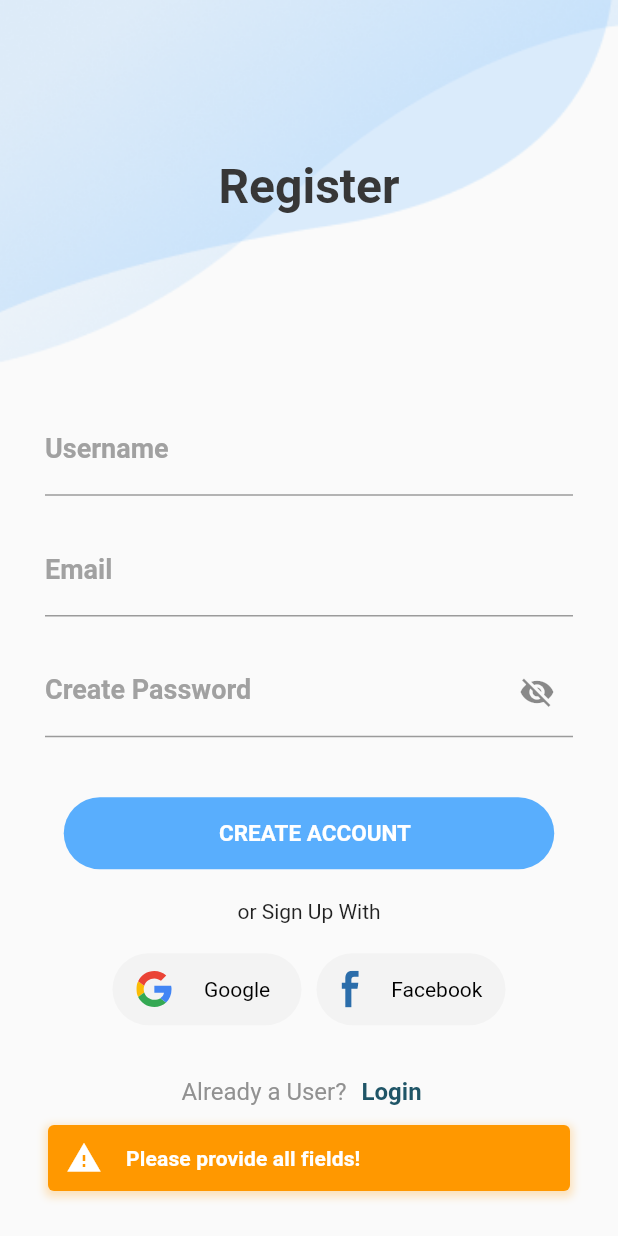
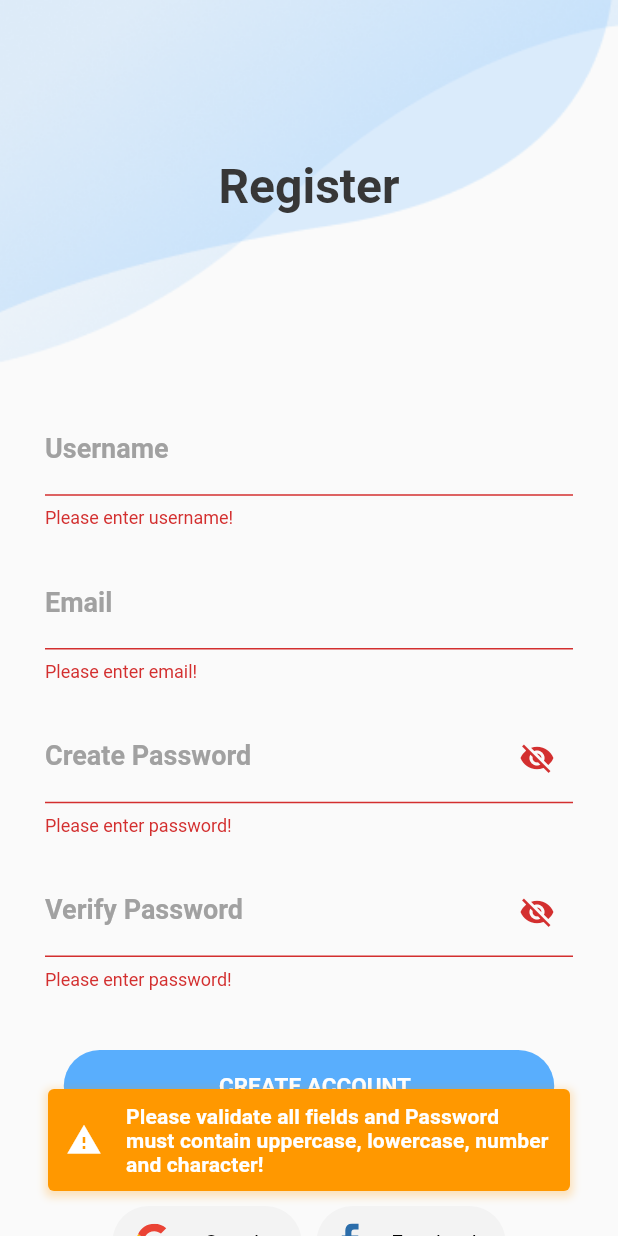
Before and after one commit to gautam232019/acadque_teacher, a Flutter app: the RegisterScreen screen opened by its route, after a tap on "CREATE ACCOUNT", on a phone screen of 412 x 824 dp. Run offline on Flutter 3.47's test engine with Material 2 defaults, Android fonts, the light colour scheme and no system bars; drawn by our look-alikes of oktoast; our stand-ins replace dio, firebase_auth, firebase_core, fl_chart, flutter_svg, get_storage and 5 more; missing offline and left inert: jwt_decode; accounts and stored records are empty; Roboto replaces fonts that are missing (Quicksand); project files that could hold a hidden picture were left out.

Commit message:
login and register added

```diff
--- a/lib/modules/login/login_state.dart
+++ b/lib/modules/login/login_state.dart
@@ -31,29 +31,10 @@ class LoginState extends BaseState {
     notifyListeners();
   }
 
-  // onSubmit(context) async {
-  //   setLoading(true);
-  //   if (formKey.currentState!.validate()) {
-  //     var data = {
-  //       "email": userName,
-  //       "password": password,
-  //     };
-  //     try {
-  //       final response = await dio.post("auth/login?user=teacher", data: data);
-  //       LocalStorageService()
-  //           .write(LocalStorageKeys.accessToken, response.data["data"]);
-
-  //       Navigator.pushReplacementNamed(context, '/splash');
-  //       // ignore: empty_catches
-  //     } catch (err) {}
-  //   }
-  //   setLoading(false);
-  // }
-
   String? token;
-
   onSubmit(context) async {
     if (formKey.currentState!.validate()) {
+      setLoading(true);
       try {
         final finalEmail = userName.replaceAll(' ', '');
         final response = await FirebaseAuth.instance
@@ -64,6 +45,7 @@ class LoginState extends BaseState {
           notifyListeners();
         }
         if (response.user!.emailVerified == false) {
+          response.user!.sendEmailVerification();
           ToastService().w("Please verify your email!");
           setLoading(false);
           return;
@@ -80,7 +62,6 @@ class LoginState extends BaseState {
         setLoading(false);
       }
     }
-    setLoading(false);
   }
 
   onFinalNativeSubmit(context) async {
@@ -89,9 +70,9 @@ class LoginState extends BaseState {
       String? name = LocalStorageService().read(LocalStorageKeys.userName);
 
       String? storedEmail = LocalStorageService().read(LocalStorageKeys.email);
-      if (storedEmail == finalEmail) {
+      if (storedEmail?.replaceAll(' ', '') == finalEmail.replaceAll(' ', '')) {
         final response = await dio.get(
-            "/auth/provider?user=student&provider=password&idToken=$token&name=$name");
+            "/auth/provider?user=teacher&provider=password&idToken=$token&name=$name");
         LocalStorageService()
             .write(LocalStorageKeys.accessToken, response.data["data"]);
         LocalStorageService().write(LocalStorageKeys.isNaviveProvider, "Yes");
@@ -99,7 +80,7 @@ class LoginState extends BaseState {
             context, '/welcome', (route) => false);
       } else {
         final response = await dio.get(
-            "/auth/provider?user=student&provider=password&idToken=$token");
+            "/auth/provider?user=teacher&provider=password&idToken=$token");
         LocalStorageService()
             .write(LocalStorageKeys.accessToken, response.data["data"]);
         LocalStorageService().write(LocalStorageKeys.isNaviveProvider, "Yes");
@@ -155,7 +136,7 @@ class LoginState extends BaseState {
             context, '/welcome', (route) => false);
       }
       setLoading(false);
-      // ignore: empty_catches
+      // ignore: empty_catches, unused_catch_clause
     } on DioError catch (err) {
       setLoading(false);
     }
--- a/lib/modules/profile/profile_state.dart
+++ b/lib/modules/profile/profile_state.dart
@@ -158,6 +158,9 @@ class ProfileState extends BaseState {
                 child: const Text('Ok'),
                 onPressed: () {
                   LocalStorageService().clear(LocalStorageKeys.accessToken);
+                  LocalStorageService().clear(LocalStorageKeys.email);
+                  LocalStorageService()
+                      .clear(LocalStorageKeys.isNaviveProvider);
                   Navigator.pushNamedAndRemoveUntil(
                       context, '/login', (route) => false);
                 },
--- a/lib/modules/register/register_screen.dart
+++ b/lib/modules/register/register_screen.dart
@@ -84,6 +84,11 @@ class RegisterScreen extends StatelessWidget {
                       validator: (val) {
                         if (val == null || val.isEmpty) {
                           return "Please enter email!";
+                        } else if (RegExp(
+                                    r"^[a-zA-Z0-9.a-zA-Z0-9.!#$%&'*+-/=?^_`{|}~]+@[a-zA-Z0-9]+\.[a-zA-Z]+")
+                                .hasMatch(val) ==
+                            false) {
+                          return "Plesae enter valid email";
                         }
                         return null;
                       },
@@ -112,6 +117,11 @@ class RegisterScreen extends StatelessWidget {
                       validator: (val) {
                         if (val == null || val.isEmpty) {
                           return "Please enter password!";
+                        } else if (RegExp(
+                                    "(?=.*\\d)(?=.*[a-z])(?=.*[A-Z])(?=.*\\W)")
+                                .hasMatch(val) ==
+                            false) {
+                          return "Password is week!";
                         }
                         return null;
                       },
@@ -123,6 +133,42 @@ class RegisterScreen extends StatelessWidget {
                             onTap: state.changeVisibility,
                           ),
                           labelText: "Create Password",
+                          hintText: '',
+                          hintStyle: const TextStyle(
+                              color: Colors.black,
+                              fontSize: 10,
+                              fontFamily: 'Roboto',
+                              fontWeight: FontWeight.bold),
+                          labelStyle: const TextStyle(
+                              color: Color(0xFFA1A1A1),
+                              fontFamily: 'Roboto',
+                              fontWeight: FontWeight.bold,
+                              fontSize: 18),
+                          border: const UnderlineInputBorder(
+                              borderSide: BorderSide(color: Colors.black)))),
+                ),
+                Padding(
+                  padding:
+                      const EdgeInsets.only(left: 30, right: 30, bottom: 20),
+                  child: TextFormField(
+                      obscureText: state.hideVerifyPassword,
+                      onChanged: state.onVerifyPasswordChange,
+                      validator: (val) {
+                        if (val == null || val.isEmpty) {
+                          return "Please enter password!";
+                        } else if (val != state.password) {
+                          return "Password does not match!";
+                        }
+                        return null;
+                      },
+                      decoration: InputDecoration(
+                          suffixIcon: InkWell(
+                            child: state.hideVerifyPassword
+                                ? const Icon(Icons.visibility_off)
+                                : const Icon(Icons.visibility),
+                            onTap: state.changeVerifyPasswordVisibility,
+                          ),
+                          labelText: "Verify Password",
                           hintText: '',
                           hintStyle: const TextStyle(
                               color: Colors.black,
@@ -193,7 +239,9 @@ class RegisterScreen extends StatelessWidget {
                   mainAxisAlignment: MainAxisAlignment.center,
                   children: [
                     GestureDetector(
-                      onTap: () {},
+                      onTap: () {
+                        state.onGoogleSignup(context);
+                      },
                       child: Container(
                         height: 48,
                         width: 126,
--- a/lib/modules/register/register_state.dart
+++ b/lib/modules/register/register_state.dart
@@ -13,9 +13,15 @@ class RegisterState extends BaseState {
   final GoogleSignIn _googleSignIn = GoogleSignIn();
 
   bool hidePassword = true;
+  bool hideVerifyPassword = true;
 
   changeVisibility() {
     hidePassword = !hidePassword;
+    notifyListeners();
+  }
+
+  changeVerifyPasswordVisibility() {
+    hideVerifyPassword = !hideVerifyPassword;
     notifyListeners();
   }
 
@@ -25,6 +31,13 @@ class RegisterState extends BaseState {
 
   onUserNameChange(val) {
     userName = val;
+    notifyListeners();
+  }
+
+  String verifyPassword = "";
+
+  onVerifyPasswordChange(val) {
+    verifyPassword = val;
     notifyListeners();
   }
 
@@ -38,43 +51,28 @@ class RegisterState extends BaseState {
     notifyListeners();
   }
 
-  // onSubmit(context) async {
-  //   setLoading(true);
-  //   if (formKey.currentState!.validate()) {
-  //     var data = {
-  //       "name": userName,
-  //       "email": email,
-  //       "password": password,
-  //     };
-  //     try {
-  //       await dio.post("/teachers", data: data);
-  //       ToastService().s("Account created successfully!");
-  //       Navigator.pushNamedAndRemoveUntil(context, '/login', (route) => false);
-  //       // ignore: empty_catches
-  //     } catch (err) {}
-  //   }
-
-  //   setLoading(false);
-  // }
-
   String? token;
 
   onSubmit(context) async {
     setLoading(true);
-    if (userName.isNotEmpty && email.isNotEmpty && password.isNotEmpty) {
+    if (formKey.currentState!.validate()) {
       try {
-        final result = await FirebaseAuth.instance
-            .createUserWithEmailAndPassword(email: email, password: password);
+        final result =
+            await FirebaseAuth.instance.createUserWithEmailAndPassword(
+          email: email.replaceAll(' ', ''),
+          password: password.replaceAll(' ', ''),
+        );
         result.user!.sendEmailVerification();
         ToastService().s("Successfully registered!");
         LocalStorageService().write(LocalStorageKeys.userName, userName);
         LocalStorageService().write(LocalStorageKeys.email, email);
         Navigator.pop(context);
-      } catch (err) {
-        ToastService().e(err.toString());
+      } on FirebaseAuthException catch (err) {
+        ToastService().e(err.message!);
       }
     } else {
-      ToastService().w("Please provide all fields!");
+      ToastService().w(
+          "Please validate all fields and Password must contain uppercase, lowercase, number and character!");
     }
     setLoading(false);
   }
@@ -88,11 +86,6 @@ class RegisterState extends BaseState {
           accessToken: googleSignInAuthentication.accessToken,
           idToken: googleSignInAuthentication.idToken);
       await FirebaseAuth.instance.signInWithCredential(credential);
-      // await FirebaseAuth.instance.userChanges().listen((event) {
-      //   if(event != null){
-      //     FirebaseAuth.instance.currentUser!.updatePassword(newPassword);
-      //   }
-      // });
       if (FirebaseAuth.instance.currentUser != null) {
         final token = await FirebaseAuth.instance.currentUser!.getIdToken();
         this.token = token;
@@ -102,20 +95,6 @@ class RegisterState extends BaseState {
       // ignore: empty_catches
     } catch (err) {}
   }
-
-  // onFacebookSignup(context) async {
-  //   try {
-  //     final response = await FacebookAuth.instance.login(
-  //       permissions: ["public_profile", "email"],
-  //     );
-  //     final result = await FacebookAuth.instance.getUserData();
-  //     print(result);
-
-  //     print("yo response ho $response");
-  //   } catch (err) {
-  //     print("yo error ho $err");
-  //   }
-  // }
 
   onFinalSubmit(context) async {
     try {
```
